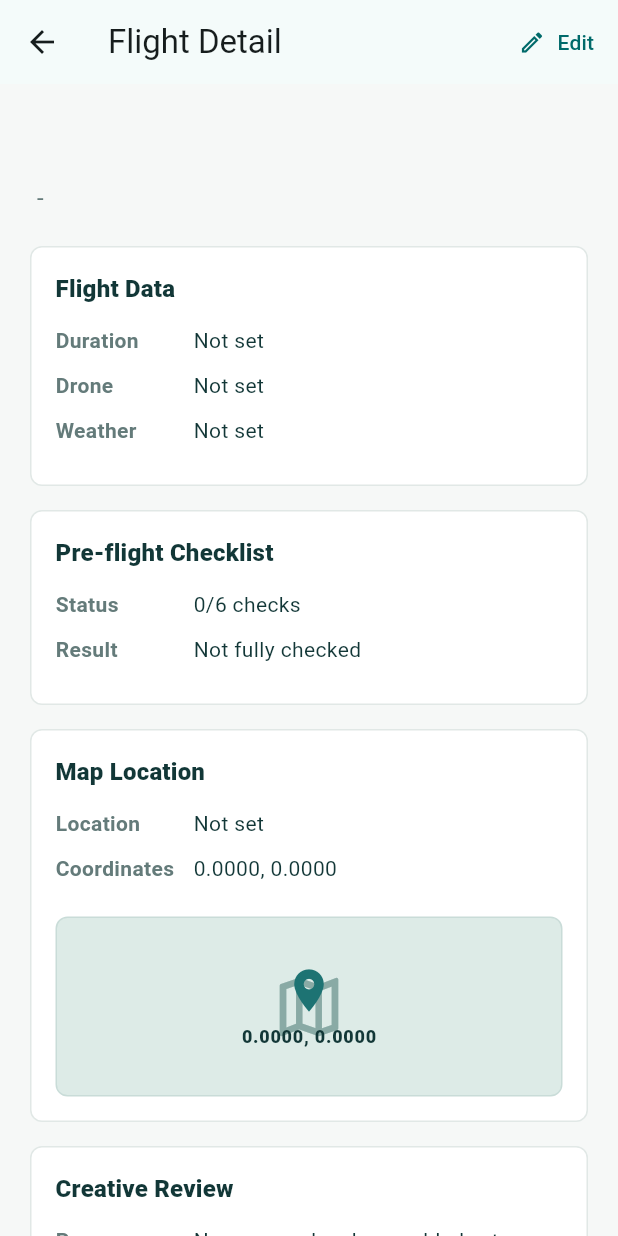
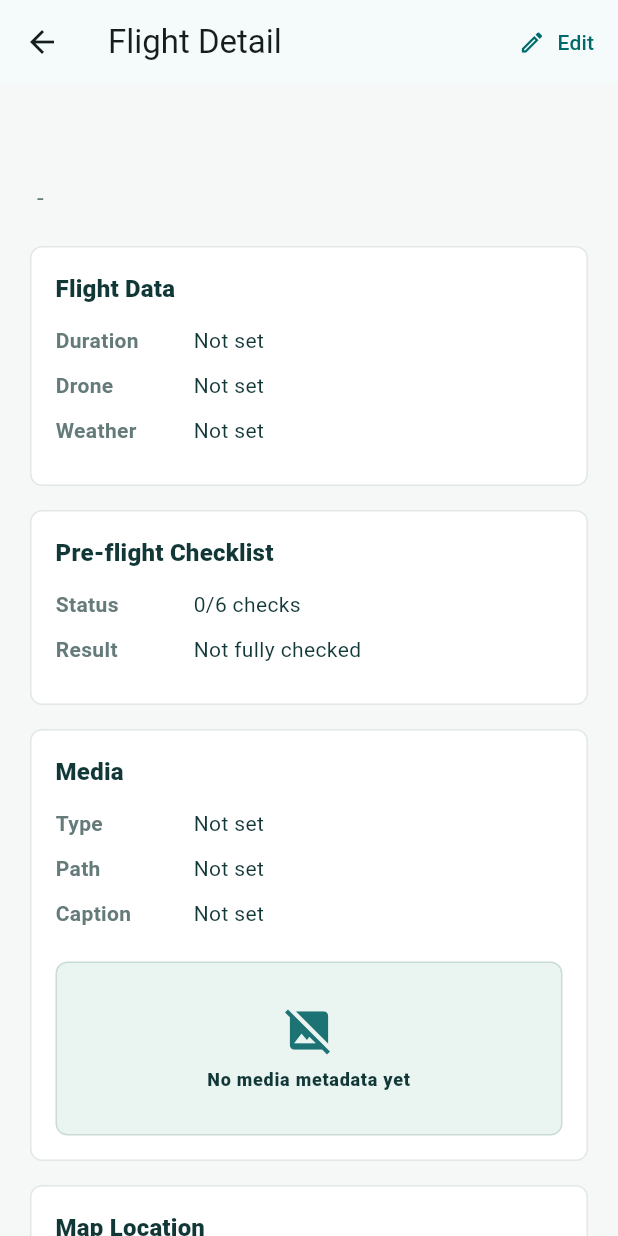
Before and after one commit to HouJue919/skylog, a Flutter app: the FlightDetailScreen screen opened directly with empty values, on a phone screen of 412 x 824 dp. Run offline on Flutter 3.47's test engine with Material 3 defaults, Android fonts, the phone set to English and light mode, and no system bars; our stand-ins replace shared_preferences; accounts and stored records are empty.

Commit message:
Add media metadata to flight records

```diff
--- a/app/lib/main.dart
+++ b/app/lib/main.dart
@@ -6,8 +6,8 @@ import 'package:shared_preferences/shared_preferences.dart';
 
 const String _flightStorageKey = 'skylog_flights';
 const String _checklistStorageKey = 'skylog_preflight_checklist';
-const String _appVersionLabel = 'SkyLog v2.6';
-const String _appStageLabel = 'Map Coordinates';
+const String _appVersionLabel = 'SkyLog v2.7';
+const String _appStageLabel = 'Media Metadata';
 const int _preFlightChecklistTotal = 6;
 
 const List<String> _preFlightChecklistItems = [
@@ -29,6 +29,9 @@ class FlightRecord {
     required this.duration,
     required this.drone,
     required this.weather,
+    required this.mediaType,
+    required this.mediaPath,
+    required this.mediaCaption,
     required this.purpose,
     required this.summary,
     required this.issues,
@@ -45,6 +48,9 @@ class FlightRecord {
   final String duration;
   final String drone;
   final String weather;
+  final String mediaType;
+  final String mediaPath;
+  final String mediaCaption;
   final String purpose;
   final String summary;
   final String issues;
@@ -74,6 +80,21 @@ class FlightRecord {
     }
 
     return '${latitude!.toStringAsFixed(4)}, ${longitude!.toStringAsFixed(4)}';
+  }
+
+  bool get hasMedia {
+    return mediaPath.isNotEmpty || mediaCaption.isNotEmpty;
+  }
+
+  String get mediaLabel {
+    if (!hasMedia) {
+      return 'No media linked';
+    }
+    if (mediaPath.isEmpty) {
+      return mediaType;
+    }
+
+    return '$mediaType - $mediaPath';
   }
 
   Map<String, Object?> toJson() {
@@ -86,6 +107,9 @@ class FlightRecord {
       'duration': duration,
       'drone': drone,
       'weather': weather,
+      'mediaType': mediaType,
+      'mediaPath': mediaPath,
+      'mediaCaption': mediaCaption,
       'purpose': purpose,
       'summary': summary,
       'issues': issues,
@@ -105,6 +129,9 @@ class FlightRecord {
       duration: json['duration'] as String? ?? '',
       drone: json['drone'] as String? ?? '',
       weather: json['weather'] as String? ?? '',
+      mediaType: json['mediaType'] as String? ?? 'Photo',
+      mediaPath: json['mediaPath'] as String? ?? '',
+      mediaCaption: json['mediaCaption'] as String? ?? '',
       purpose: json['purpose'] as String? ?? '',
       summary: json['summary'] as String? ?? '',
       issues: json['issues'] as String? ?? '',
@@ -137,6 +164,9 @@ List<FlightRecord> _demoFlights() {
       duration: '24 min',
       drone: 'DJI Mini 4 Pro',
       weather: 'Cloudy - Wind level 4',
+      mediaType: 'Video',
+      mediaPath: 'coastal-sunset-orbit.mp4',
+      mediaCaption: 'Best clip is the low coastal tracking shot.',
       purpose: 'Practice smooth coastal tracking shots for a short reel.',
       checklistCompleted: 6,
       checklistTotal: 6,
@@ -154,6 +184,9 @@ List<FlightRecord> _demoFlights() {
       duration: '18 min',
       drone: 'DJI Mini 4 Pro',
       weather: 'Sunny - Light wind',
+      mediaType: 'Photo',
+      mediaPath: 'mountain-overlook-cover.jpg',
+      mediaCaption: 'Wide establishing frame for the flight cover.',
       purpose: 'Test a wide opening shot from a safe overlook.',
       checklistCompleted: 6,
       checklistTotal: 6,
@@ -170,6 +203,9 @@ List<FlightRecord> _demoFlights() {
       duration: '31 min',
       drone: 'DJI Mini 3',
       weather: 'Cloudy - Calm',
+      mediaType: 'Cover',
+      mediaPath: 'park-reveal-cover.jpg',
+      mediaCaption: 'Simple cover frame for framing practice.',
       purpose: 'Improve framing and slow reveal timing in an open field.',
       checklistCompleted: 5,
       checklistTotal: 6,
@@ -567,6 +603,9 @@ class _FlightLogScreenState extends State<FlightLogScreen> {
         flight.duration,
         flight.drone,
         flight.weather,
+        flight.mediaType,
+        flight.mediaPath,
+        flight.mediaCaption,
         flight.purpose,
         flight.summary,
         flight.issues,
@@ -647,6 +686,13 @@ class _AddFlightScreenState extends State<AddFlightScreen> {
   final _droneController = TextEditingController(text: 'DJI Mini 4 Pro');
   final _weatherController = TextEditingController(
     text: 'Cloudy - Wind level 4',
+  );
+  final _mediaTypeController = TextEditingController(text: 'Video');
+  final _mediaPathController = TextEditingController(
+    text: 'coastal-sunset-orbit.mp4',
+  );
+  final _mediaCaptionController = TextEditingController(
+    text: 'Best clip is the low coastal tracking shot.',
   );
   final _purposeController = TextEditingController(
     text: 'Practice smooth coastal tracking shots for a short reel.',
@@ -672,6 +718,9 @@ class _AddFlightScreenState extends State<AddFlightScreen> {
     _durationController.dispose();
     _droneController.dispose();
     _weatherController.dispose();
+    _mediaTypeController.dispose();
+    _mediaPathController.dispose();
+    _mediaCaptionController.dispose();
     _purposeController.dispose();
     _summaryController.dispose();
     _issuesController.dispose();
@@ -695,6 +744,9 @@ class _AddFlightScreenState extends State<AddFlightScreen> {
         duration: _durationController.text.trim(),
         drone: _droneController.text.trim(),
         weather: _weatherController.text.trim(),
+        mediaType: _mediaTypeController.text.trim(),
+        mediaPath: _mediaPathController.text.trim(),
+        mediaCaption: _mediaCaptionController.text.trim(),
         purpose: _purposeController.text.trim(),
         summary: _summaryController.text.trim(),
         issues: _issuesController.text.trim(),
@@ -715,6 +767,9 @@ class _AddFlightScreenState extends State<AddFlightScreen> {
     _durationController.clear();
     _droneController.text = 'DJI Mini 4 Pro';
     _weatherController.clear();
+    _mediaTypeController.text = 'Photo';
+    _mediaPathController.clear();
+    _mediaCaptionController.clear();
     _purposeController.clear();
     _summaryController.clear();
     _issuesController.clear();
@@ -804,6 +859,24 @@ class _AddFlightScreenState extends State<AddFlightScreen> {
                 _FlightTextField(
                   label: 'Weather',
                   controller: _weatherController,
+                ),
+                const SizedBox(height: 18),
+                const _FormSectionTitle('Media Metadata'),
+                const SizedBox(height: 10),
+                _FlightTextField(
+                  label: 'Media Type',
+                  controller: _mediaTypeController,
+                ),
+                const SizedBox(height: 10),
+                _FlightTextField(
+                  label: 'Media Path',
+                  controller: _mediaPathController,
+                ),
+                const SizedBox(height: 10),
+                _FlightTextField(
+                  label: 'Media Caption',
+                  controller: _mediaCaptionController,
+                  maxLines: 2,
                 ),
                 const SizedBox(height: 18),
                 const _FormSectionTitle('Creative Review'),
@@ -1974,6 +2047,11 @@ class _FlightLogCard extends StatelessWidget {
                   _InfoChip(icon: Icons.timer_outlined, label: flight.duration),
                   _InfoChip(icon: Icons.flight, label: flight.drone),
                   _InfoChip(icon: Icons.cloud_outlined, label: flight.weather),
+                  if (flight.hasMedia)
+                    _InfoChip(
+                      icon: Icons.perm_media_outlined,
+                      label: flight.mediaLabel,
+                    ),
                   if (flight.purpose.isNotEmpty)
                     _InfoChip(icon: Icons.flag_outlined, label: flight.purpose),
                   _InfoChip(
@@ -2025,6 +2103,9 @@ class _FlightDetailScreenState extends State<FlightDetailScreen> {
   late final TextEditingController _durationController;
   late final TextEditingController _droneController;
   late final TextEditingController _weatherController;
+  late final TextEditingController _mediaTypeController;
+  late final TextEditingController _mediaPathController;
+  late final TextEditingController _mediaCaptionController;
   late final TextEditingController _purposeController;
   late final TextEditingController _summaryController;
   late final TextEditingController _issuesController;
@@ -2046,6 +2127,9 @@ class _FlightDetailScreenState extends State<FlightDetailScreen> {
     _durationController = TextEditingController(text: _flight.duration);
     _droneController = TextEditingController(text: _flight.drone);
     _weatherController = TextEditingController(text: _flight.weather);
+    _mediaTypeController = TextEditingController(text: _flight.mediaType);
+    _mediaPathController = TextEditingController(text: _flight.mediaPath);
+    _mediaCaptionController = TextEditingController(text: _flight.mediaCaption);
     _purposeController = TextEditingController(text: _flight.purpose);
     _summaryController = TextEditingController(text: _flight.summary);
     _issuesController = TextEditingController(text: _flight.issues);
@@ -2062,6 +2146,9 @@ class _FlightDetailScreenState extends State<FlightDetailScreen> {
     _durationController.dispose();
     _droneController.dispose();
     _weatherController.dispose();
+    _mediaTypeController.dispose();
+    _mediaPathController.dispose();
+    _mediaCaptionController.dispose();
     _purposeController.dispose();
     _summaryController.dispose();
     _issuesController.dispose();
@@ -2079,6 +2166,9 @@ class _FlightDetailScreenState extends State<FlightDetailScreen> {
       duration: _durationController.text.trim(),
       drone: _droneController.text.trim(),
       weather: _weatherController.text.trim(),
+      mediaType: _mediaTypeController.text.trim(),
+      mediaPath: _mediaPathController.text.trim(),
+      mediaCaption: _mediaCaptionController.text.trim(),
       purpose: _purposeController.text.trim(),
       summary: _summaryController.text.trim(),
       issues: _issuesController.text.trim(),
@@ -2189,6 +2279,35 @@ class _FlightDetailScreenState extends State<FlightDetailScreen> {
                     : 'Not fully checked',
               ),
             ],
+          ),
+          const SizedBox(height: 16),
+          _DetailSection(
+            title: 'Media',
+            children: _isEditing
+                ? [
+                    _FlightTextField(
+                      label: 'Media Type',
+                      controller: _mediaTypeController,
+                    ),
+                    const SizedBox(height: 10),
+                    _FlightTextField(
+                      label: 'Media Path',
+                      controller: _mediaPathController,
+                    ),
+                    const SizedBox(height: 10),
+                    _FlightTextField(
+                      label: 'Media Caption',
+                      controller: _mediaCaptionController,
+                      maxLines: 3,
+                    ),
+                  ]
+                : [
+                    _DetailRow(label: 'Type', value: _flight.mediaType),
+                    _DetailRow(label: 'Path', value: _flight.mediaPath),
+                    _DetailRow(label: 'Caption', value: _flight.mediaCaption),
+                    const SizedBox(height: 12),
+                    _MediaPreview(flight: _flight),
+                  ],
           ),
           const SizedBox(height: 16),
           _DetailSection(
@@ -2430,6 +2549,47 @@ class _SmallMapPreview extends StatelessWidget {
   }
 }
 
+class _MediaPreview extends StatelessWidget {
+  const _MediaPreview({required this.flight});
+
+  final FlightRecord flight;
+
+  @override
+  Widget build(BuildContext context) {
+    final hasMedia = flight.hasMedia;
+
+    return Container(
+      height: 116,
+      decoration: BoxDecoration(
+        color: const Color(0xFFEAF4F1),
+        borderRadius: BorderRadius.circular(8),
+        border: Border.all(color: const Color(0xFFC9DCD8)),
+      ),
+      child: Center(
+        child: Column(
+          mainAxisSize: MainAxisSize.min,
+          children: [
+            Icon(
+              hasMedia ? Icons.perm_media_outlined : Icons.image_not_supported,
+              color: const Color(0xFF1D7373),
+              size: 34,
+            ),
+            const SizedBox(height: 8),
+            Text(
+              hasMedia ? flight.mediaLabel : 'No media metadata yet',
+              textAlign: TextAlign.center,
+              style: Theme.of(context).textTheme.labelMedium?.copyWith(
+                color: const Color(0xFF123737),
+                fontWeight: FontWeight.w800,
+              ),
+            ),
+          ],
+        ),
+      ),
+    );
+  }
+}
+
 class _FormSectionTitle extends StatelessWidget {
   const _FormSectionTitle(this.title);
 
```
Also changed, not shown: 6 other files.
